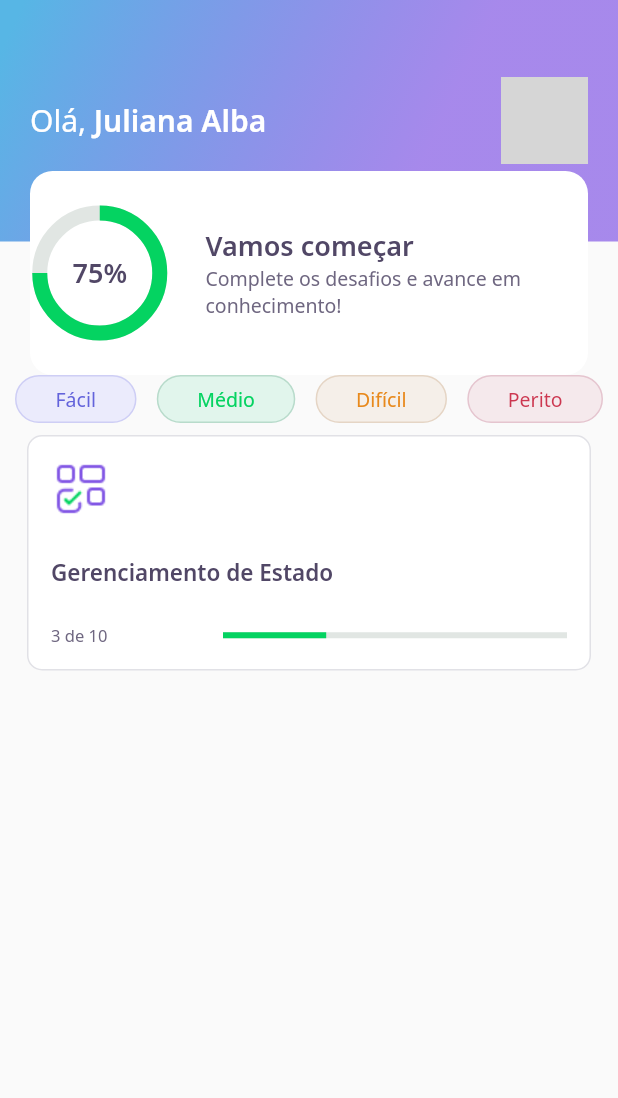
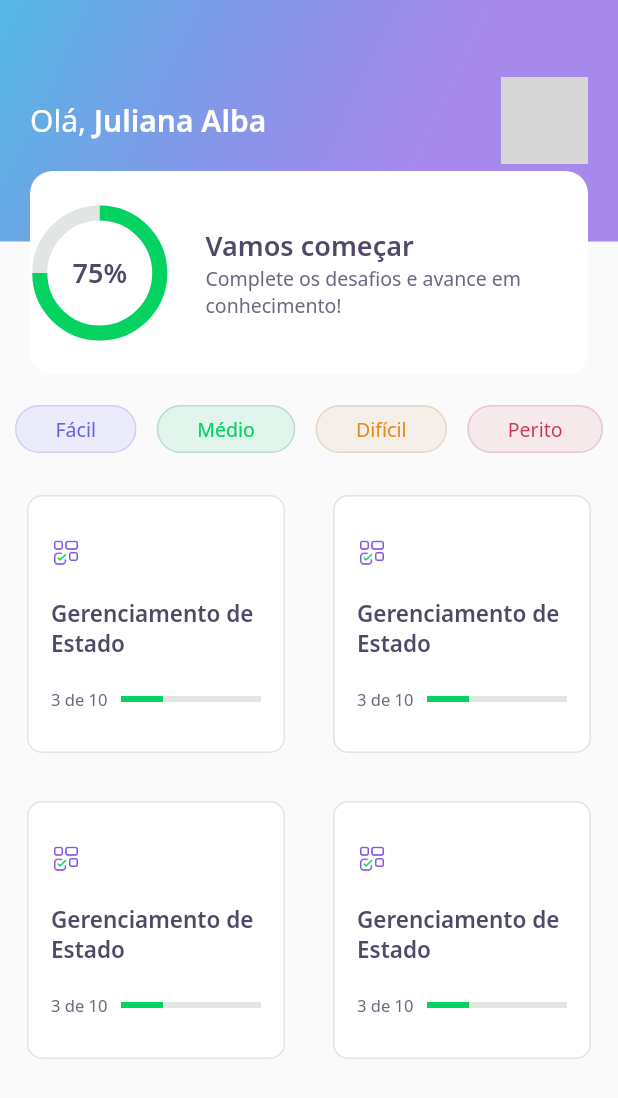
Before and after one commit to JulianaAlba/DevQuizz-NLW5RocketSeat, a Flutter app: the screen it shows after launch, on a phone screen of 412 x 824 dp. Shown: the top 1098 px of the screen. Run offline on Flutter 3.47's test engine with Material 2 defaults, Android fonts, the phone set to English and light mode, and no system bars; our stand-ins replace google_fonts; network calls fail; grey boxes are pictures that could not be loaded.

Commit message:
Finalizado estrutura dos cards na home_page

```diff
--- a/lib/home/home_page.dart
+++ b/lib/home/home_page.dart
@@ -20,11 +20,12 @@ class _HomePageState extends State<HomePage> {
       appBar: AppBarWidget(),
 
       body: Padding(
-        // Na aula o valor de horizontal era 20, mas extrapolou a tela do emulador atual
-        padding: const EdgeInsets.symmetric(horizontal: 10),
+        padding: const EdgeInsets.symmetric(horizontal: 10,),
 
           child: Column(
            children: [
+
+             SizedBox(height: 20),
 
              Row(
               mainAxisAlignment: MainAxisAlignment.spaceBetween,
@@ -38,8 +39,29 @@ class _HomePageState extends State<HomePage> {
               ],
             ),
 
+
+            SizedBox(height: 20,),
+
+
           //Chamando cards brancos verticais
-            QuizCardWidget(),
+             Expanded(
+               child: GridView.count( //Comando similar ao listview, porém, esse comando ainda define a quantidade com crossAxisCount, de quantos componentes por linha
+                 crossAxisCount: 2,
+                 crossAxisSpacing: 16,
+                 mainAxisSpacing: 16, //Espaçamentos entre os cards brancos
+
+                 children: [
+                   QuizCardWidget(),
+                   QuizCardWidget(),
+                   QuizCardWidget(),
+                   QuizCardWidget(),
+
+                 ],
+               ),
+             ),
+
+
+
 
           ],
         ),
--- a/lib/home/widgets/quiz_card/quiz_card_widget.dart
+++ b/lib/home/widgets/quiz_card/quiz_card_widget.dart
@@ -19,7 +19,8 @@ class QuizCardWidget extends StatelessWidget {
     return Padding(
       padding: const EdgeInsets.all(8.0),
 
-      child: Container(
+      child:
+      Container(
         padding: EdgeInsets.all(15),
         decoration: BoxDecoration(
           border: Border.fromBorderSide(BorderSide(color: AppColors.border)),
@@ -28,24 +29,24 @@ class QuizCardWidget extends StatelessWidget {
         ),
 
         child: Column(
-          crossAxisAlignment: CrossAxisAlignment.start,
+          crossAxisAlignment: CrossAxisAlignment.start, //Coluna iniciando normal, à esquerda
           mainAxisAlignment: MainAxisAlignment.center,
 
           children: [
 
             //Primeiro item quadrado branco
             Container(
-              height: 40,
-              width: 40,
+              height: 20,
+              width: 20,
               //color: AppColors.red,
               child: Image.asset(AppImages.blocks),
             ),
 
             // Definindo espaçamentos de cada item do card branco quadrado
-            SizedBox(height: 25),
+            SizedBox(height: 20),
             //Segundo item quadrado branco
             Text('Gerenciamento de Estado', style: AppTextStyles.heading15),
-            SizedBox(height: 25),
+            SizedBox(height: 20),
 
             Row(
               children: [
```
